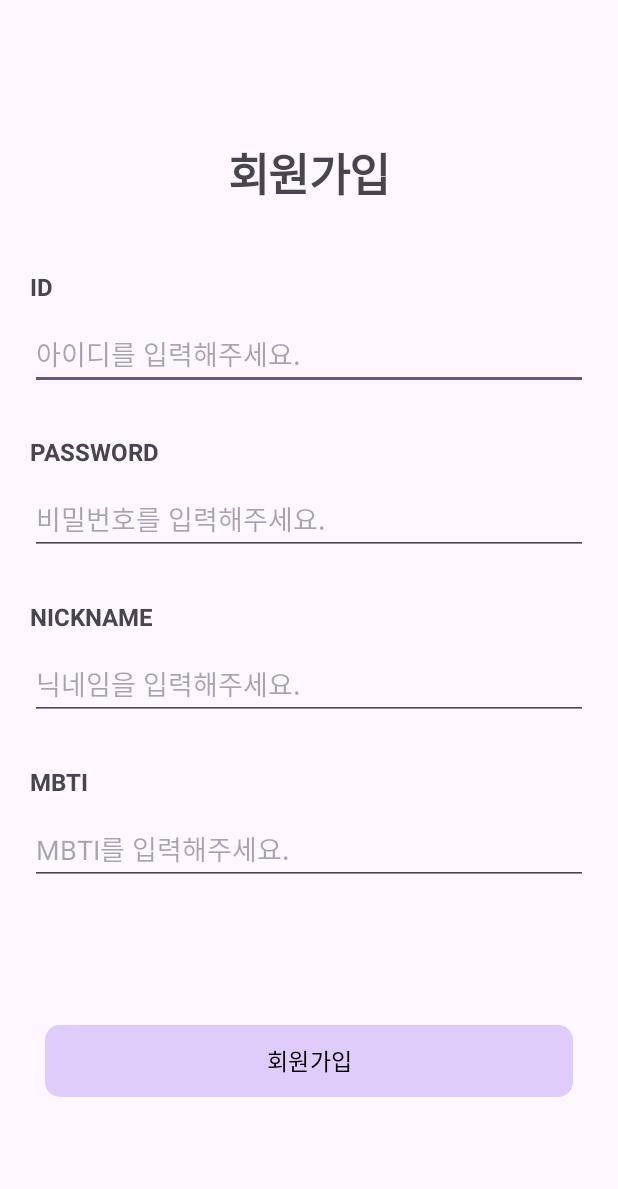
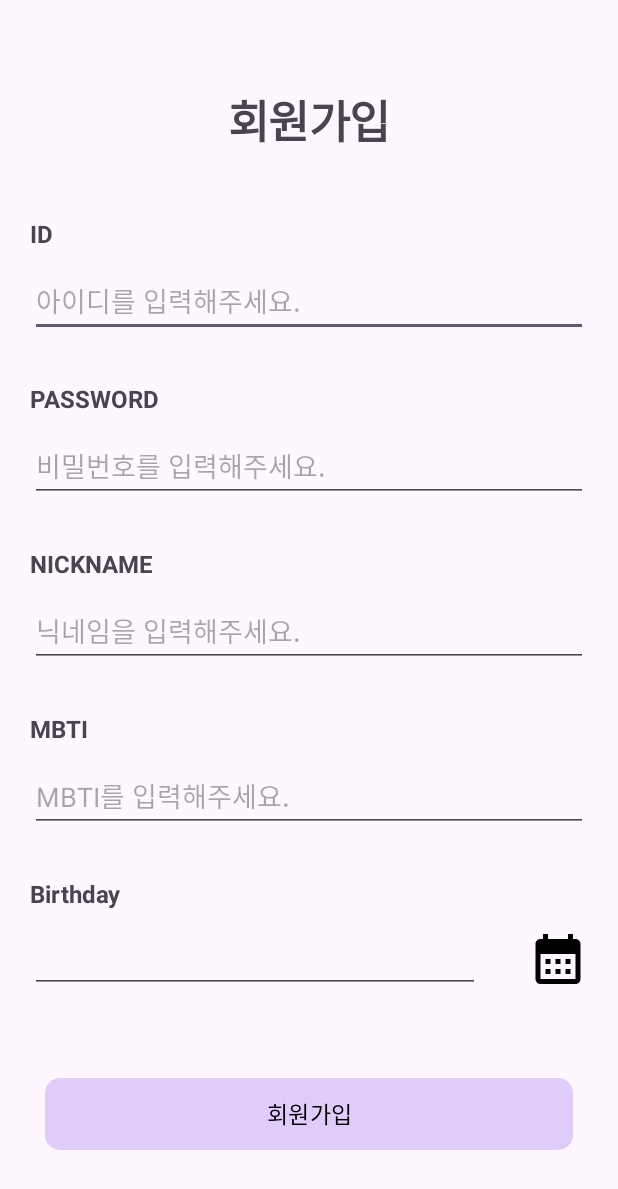
Before and after one commit to DO-SOPT-ANDROID/jiyoung-kim, an Android app: the SignupActivity screen opened directly, with no data from a screen before it, on a phone screen of 412 x 824 dp. Shown: the top 1189 px of the screen. Run offline under Robolectric (Android 15) with nearby library versions, the phone set to English and light mode, and no system bars; our stand-ins replace Dagger/Hilt's generated code, data binding.

Commit message:
[FEAT] 캘린더 구현

```diff
--- a/app/src/main/java/org/sopt/dosopttemplate/presentation/auth/SignupActivity.kt
+++ b/app/src/main/java/org/sopt/dosopttemplate/presentation/auth/SignupActivity.kt
@@ -1,7 +1,9 @@
 package org.sopt.dosopttemplate.presentation.auth
 
+import android.app.DatePickerDialog
 import android.content.Intent
 import android.os.Bundle
+import android.text.Editable
 import androidx.activity.viewModels
 import dagger.hilt.android.AndroidEntryPoint
 import org.sopt.dosopttemplate.R
@@ -14,6 +16,10 @@ import org.sopt.dosopttemplate.presentation.base.BaseActivity
 import org.sopt.dosopttemplate.util.UiState
 import org.sopt.dosopttemplate.util.extension.hideKeyboard
 import org.sopt.dosopttemplate.util.extension.showSnackbar
+import java.text.SimpleDateFormat
+import java.util.Calendar
+import java.util.Date
+import java.util.Locale
 
 @AndroidEntryPoint
 class SignupActivity : BaseActivity<ActivitySignupBinding>(R.layout.activity_signup) {
@@ -52,6 +58,10 @@ class SignupActivity : BaseActivity<ActivitySignupBinding>(R.layout.activity_sig
             )
             viewModel.signUp(user.toUser())
         }
+
+        binding.ivSignupCalendar.setOnClickListener {
+            showCalendar()
+        }
     }
 
     private fun intentToLogin() {
@@ -67,6 +77,31 @@ class SignupActivity : BaseActivity<ActivitySignupBinding>(R.layout.activity_sig
         }
     }
 
+    private fun showCalendar() {
+        val datePicker = Calendar.getInstance()
+        val dateListener = DatePickerDialog.OnDateSetListener { _, year, month, dayOfMonth ->
+            datePicker.set(Calendar.YEAR, year)
+            datePicker.set(Calendar.MONTH, month)
+            datePicker.set(Calendar.DAY_OF_MONTH, dayOfMonth)
+            updateBirthdayEditText(datePicker.time)
+        }
+
+        DatePickerDialog(
+            this,
+            dateListener,
+            datePicker.get(Calendar.YEAR),
+            datePicker.get(Calendar.MONTH),
+            datePicker.get(Calendar.DAY_OF_MONTH),
+        ).show()
+    }
+
+    private fun updateBirthdayEditText(date: Date) {
+        val dateFormat = SimpleDateFormat("yyyy-MM-dd", Locale.KOREA)
+        val formattedDate = dateFormat.format(date)
+
+        binding.edtSignupBirthday.text = Editable.Factory.getInstance().newEditable(formattedDate)
+    }
+
     companion object {
         const val USER_INFO = "userInfo"
     }
--- /dev/null
+++ b/app/src/main/res/drawable/ic_calendar.xml
@@ -0,0 +1,5 @@
+<vector android:height="24dp" android:tint="#000000"
+    android:viewportHeight="24" android:viewportWidth="24"
+    android:width="24dp" xmlns:android="http://schemas.android.com/apk/res/android">
+    <path android:fillColor="@android:color/white" android:pathData="M19,4h-1V2h-2v2H8V2H6v2H5C3.89,4 3.01,4.9 3.01,6L3,20c0,1.1 0.89,2 2,2h14c1.1,0 2,-0.9 2,-2V6C21,4.9 20.1,4 19,4zM19,20H5V10h14V20zM9,14H7v-2h2V14zM13,14h-2v-2h2V14zM17,14h-2v-2h2V14zM9,18H7v-2h2V18zM13,18h-2v-2h2V18zM17,18h-2v-2h2V18z"/>
+</vector>
--- /dev/null
+++ b/app/src/main/res/drawable/rect_white_fill_top_12.xml
@@ -0,0 +1,7 @@
+<?xml version="1.0" encoding="utf-8"?>
+<shape xmlns:android="http://schemas.android.com/apk/res/android" android:shape="rectangle">
+    <solid android:color="@color/white"/>
+    <corners android:topLeftRadius="12dp"
+        android:topRightRadius="12dp"/>
+
+</shape>
--- a/app/src/main/res/layout/activity_signup.xml
+++ b/app/src/main/res/layout/activity_signup.xml
@@ -16,11 +16,10 @@
             android:id="@+id/nsv_signup_main"
             android:layout_width="match_parent"
             android:layout_height="wrap_content"
-            app:layout_constraintVertical_bias="0"
-            app:layout_constraintBottom_toTopOf="@+id/btn_signup_bottom"
+            app:layout_constraintBottom_toTopOf="@id/btn_signup_bottom"
             app:layout_constraintEnd_toEndOf="parent"
             app:layout_constraintTop_toTopOf="parent"
-            >
+            app:layout_constraintVertical_bias="0">
 
             <androidx.constraintlayout.widget.ConstraintLayout
                 android:id="@+id/cl_signup_second"
@@ -50,7 +49,7 @@
                     android:textSize="16sp"
                     android:textStyle="bold"
                     app:layout_constraintStart_toStartOf="parent"
-                    app:layout_constraintTop_toBottomOf="@+id/tv_signup_title" />
+                    app:layout_constraintTop_toBottomOf="@id/tv_signup_title" />
 
                 <EditText
                     android:id="@+id/edt_signup_id"
@@ -62,7 +61,7 @@
                     android:inputType="text"
                     app:layout_constraintEnd_toEndOf="parent"
                     app:layout_constraintStart_toStartOf="parent"
-                    app:layout_constraintTop_toBottomOf="@+id/tv_signup_id" />
+                    app:layout_constraintTop_toBottomOf="@id/tv_signup_id" />
 
                 <TextView
                     android:id="@+id/tv_signup_pwd"
@@ -72,8 +71,8 @@
                     android:text="@string/tv_signup_pwd"
                     android:textSize="16sp"
                     android:textStyle="bold"
-                    app:layout_constraintStart_toStartOf="@+id/edt_signup_id"
-                    app:layout_constraintTop_toBottomOf="@+id/edt_signup_id"
+                    app:layout_constraintStart_toStartOf="@id/edt_signup_id"
+                    app:layout_constraintTop_toBottomOf="@id/edt_signup_id"
                     tools:ignore="MissingConstraints" />
 
                 <EditText
@@ -85,7 +84,7 @@
                     android:hint="@string/edt_signup_pwd"
                     android:inputType="textPassword"
                     app:layout_constraintStart_toStartOf="parent"
-                    app:layout_constraintTop_toBottomOf="@+id/tv_signup_pwd" />
+                    app:layout_constraintTop_toBottomOf="@id/tv_signup_pwd" />
 
                 <TextView
                     android:id="@+id/tv_signup_nickname"
@@ -95,8 +94,8 @@
                     android:text="@string/tv_signup_nickname"
                     android:textSize="16sp"
                     android:textStyle="bold"
-                    app:layout_constraintStart_toStartOf="@+id/edt_signup_pwd"
-                    app:layout_constraintTop_toBottomOf="@+id/edt_signup_pwd" />
+                    app:layout_constraintStart_toStartOf="@id/edt_signup_pwd"
+                    app:layout_constraintTop_toBottomOf="@id/edt_signup_pwd" />
 
                 <EditText
                     android:id="@+id/edt_signup_nickname"
@@ -107,7 +106,7 @@
                     android:hint="@string/edt_signup_nickname"
                     android:inputType="text"
                     app:layout_constraintStart_toStartOf="parent"
-                    app:layout_constraintTop_toBottomOf="@+id/tv_signup_nickname" />
+                    app:layout_constraintTop_toBottomOf="@id/tv_signup_nickname" />
 
                 <TextView
                     android:id="@+id/tv_signup_mbti"
@@ -117,8 +116,8 @@
                     android:text="@string/tv_signup_mbti"
                     android:textSize="16sp"
                     android:textStyle="bold"
-                    app:layout_constraintStart_toStartOf="@+id/edt_signup_nickname"
-                    app:layout_constraintTop_toBottomOf="@+id/edt_signup_nickname" />
+                    app:layout_constraintStart_toStartOf="@id/edt_signup_nickname"
+                    app:layout_constraintTop_toBottomOf="@id/edt_signup_nickname" />
 
                 <EditText
                     android:id="@+id/edt_signup_mbti"
@@ -129,7 +128,38 @@
                     android:hint="@string/edt_signup_mbti"
                     android:inputType="text"
                     app:layout_constraintStart_toStartOf="parent"
-                    app:layout_constraintTop_toBottomOf="@+id/tv_signup_mbti" />
+                    app:layout_constraintTop_toBottomOf="@id/tv_signup_mbti" />
+
+
+                <TextView
+                    android:id="@+id/tv_signup_birthday"
+                    android:layout_width="wrap_content"
+                    android:layout_height="wrap_content"
+                    android:layout_marginTop="30dp"
+                    android:text="Birthday"
+                    android:textSize="16sp"
+                    android:textStyle="bold"
+                    app:layout_constraintStart_toStartOf="@id/tv_signup_mbti"
+                    app:layout_constraintTop_toBottomOf="@id/edt_signup_mbti" />
+
+                <EditText
+                    android:id="@+id/edt_signup_birthday"
+                    android:layout_width="300dp"
+                    android:layout_height="wrap_content"
+                    android:layout_marginHorizontal="20dp"
+                    android:layout_marginTop="10dp"
+                    app:layout_constraintStart_toStartOf="parent"
+                    app:layout_constraintTop_toBottomOf="@id/tv_signup_birthday" />
+
+                <ImageView
+                    android:id="@+id/iv_signup_calendar"
+                    android:layout_width="wrap_content"
+                    android:layout_height="wrap_content"
+                    android:background="@drawable/ic_calendar"
+                    android:padding="20dp"
+                    app:layout_constraintBottom_toBottomOf="@id/edt_signup_birthday"
+                    app:layout_constraintEnd_toEndOf="@id/edt_signup_mbti"
+                    app:layout_constraintTop_toTopOf="@id/edt_signup_birthday" />
 
             </androidx.constraintlayout.widget.ConstraintLayout>
         </androidx.core.widget.NestedScrollView>
@@ -146,15 +176,13 @@
             android:text="@string/btn_signup_bottom"
             android:textColor="@color/black"
             android:textSize="15sp"
-            app:layout_constraintVertical_bias="0"
-            app:layout_constraintTop_toBottomOf="@+id/nsv_signup_main"
             app:layout_constraintBottom_toBottomOf="parent"
             app:layout_constraintEnd_toEndOf="parent"
-            app:layout_constraintStart_toStartOf="parent" />
+            app:layout_constraintStart_toStartOf="parent"
+            app:layout_constraintTop_toBottomOf="@id/nsv_signup_main"
+            app:layout_constraintVertical_bias="0" />
 
     </androidx.constraintlayout.widget.ConstraintLayout>
 
 
-
-
 </layout>
```
